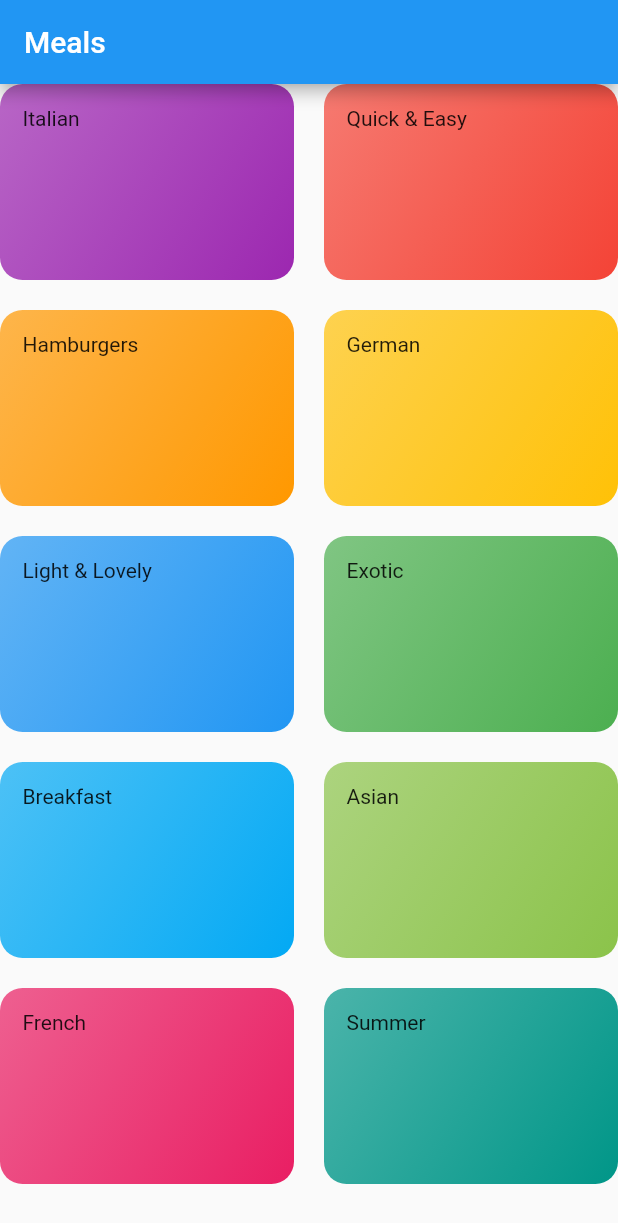
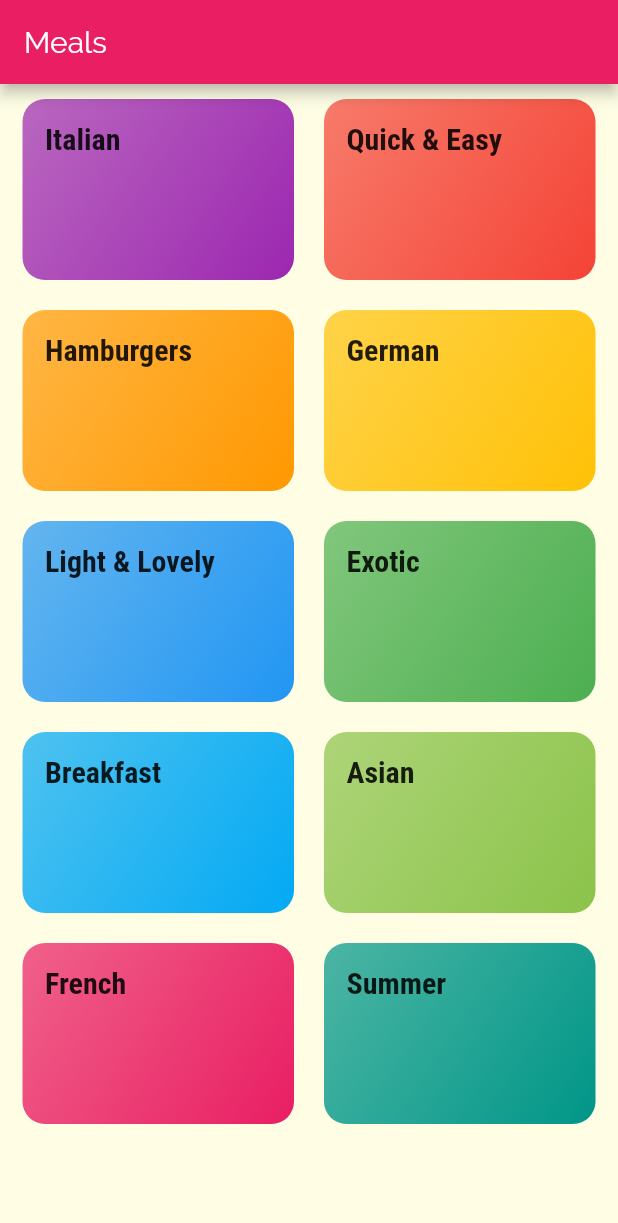
Before and after one commit to iBhavesh/Flutter-Meal-App, a Flutter app: the screen it shows after launch, on a phone screen of 412 x 824 dp. Shown: the top 1223 px of the screen. Run offline on Flutter 3.47's test engine with Material 2 defaults, Android fonts, the phone set to English and light mode, and no system bars.

Commit message:
Add Page transition and second screen

```diff
--- a/lib/main.dart
+++ b/lib/main.dart
@@ -9,7 +9,22 @@ class MyApp extends StatelessWidget {
     return MaterialApp(
       title: 'Meal App',
       theme: ThemeData(
-        primarySwatch: Colors.blue,
+        primarySwatch: Colors.pink,
+        accentColor: Colors.amber,
+        canvasColor: Color.fromRGBO(255, 254, 229, 1),
+        fontFamily: 'Raleway',
+        textTheme: ThemeData.light().textTheme.copyWith(
+            bodyText2: TextStyle(
+              color: Color.fromRGBO(20, 51, 51, 1),
+            ),
+            bodyText1: TextStyle(
+              color: Color.fromRGBO(20, 51, 51, 1),
+            ),
+            headline6: TextStyle(
+              fontSize: 20,
+              fontFamily: 'RobotoCondensed',
+              fontWeight: FontWeight.bold,
+            )),
       ),
       home: CategoriesScreen(),
     );
--- a/lib/screens/categories_screen/categories_screen.dart
+++ b/lib/screens/categories_screen/categories_screen.dart
@@ -8,12 +8,21 @@ class CategoriesScreen extends StatelessWidget {
   Widget build(BuildContext context) {
     return Scaffold(
       appBar: AppBar(
-        title: Text('Meals'),
+        title: const Text(
+          'Meals',
+        ),
       ),
       body: GridView(
+        padding: const EdgeInsets.only(
+          left: 15,
+          right: 15,
+          top: 10,
+          bottom: 10,
+        ),
         children: DUMMY_CATEGORIES
             .map(
               (catData) => CategoryItem(
+                catData.id,
                 catData.title,
                 catData.color,
               ),
--- a/lib/screens/categories_screen/components/category_item.dart
+++ b/lib/screens/categories_screen/components/category_item.dart
@@ -1,16 +1,35 @@
 import 'package:flutter/material.dart';
+import '../../category_meals_screen/category_meals_screen.dart';
 
 class CategoryItem extends StatelessWidget {
+  final String id;
   final String title;
   final Color color;
 
-  CategoryItem(this.title, this.color);
+  CategoryItem(this.id,this.title, this.color);
+
+  void _selectCategory(BuildContext context) {
+    Navigator.of(context).push(
+      MaterialPageRoute(
+        builder: (_) {
+          return CategoryMealsScreen(id,title);
+        },
+      ),
+    );
+  }
 
   @override
   Widget build(BuildContext context) {
-    return Container(
+    return InkWell(
+      onTap: () => _selectCategory(context),
+      splashColor: Theme.of(context).primaryColor,
+      borderRadius: BorderRadius.circular(15),
+      child: Container(
         padding: const EdgeInsets.all(15),
-      child: Text(title),
+        child: Text(
+          title,
+          style: Theme.of(context).textTheme.headline6,
+        ),
         decoration: BoxDecoration(
           gradient: LinearGradient(
             colors: [
@@ -22,6 +41,7 @@ class CategoryItem extends StatelessWidget {
           ),
           borderRadius: BorderRadius.circular(15),
         ),
+      ),
     );
   }
 }
```
Also changed, not shown: lib/screens/category_meals_screen/category_meals_screen.dart (added, +24 -0 lines), pubspec.yaml (+17 -6 lines), assets/fonts/Raleway-Black.ttf (added), assets/fonts/Raleway-Bold.ttf (added), assets/fonts/Raleway-Regular.ttf (added), assets/fonts/RobotoCondensed-Bold.ttf (added), assets/fonts/RobotoCondensed-Italic.ttf (added), assets/fonts/RobotoCondensed-Light.ttf (added), assets/fonts/RobotoCondensed-Regular.ttf (added). Lines whose indentation alone changed are shown as unchanged.
